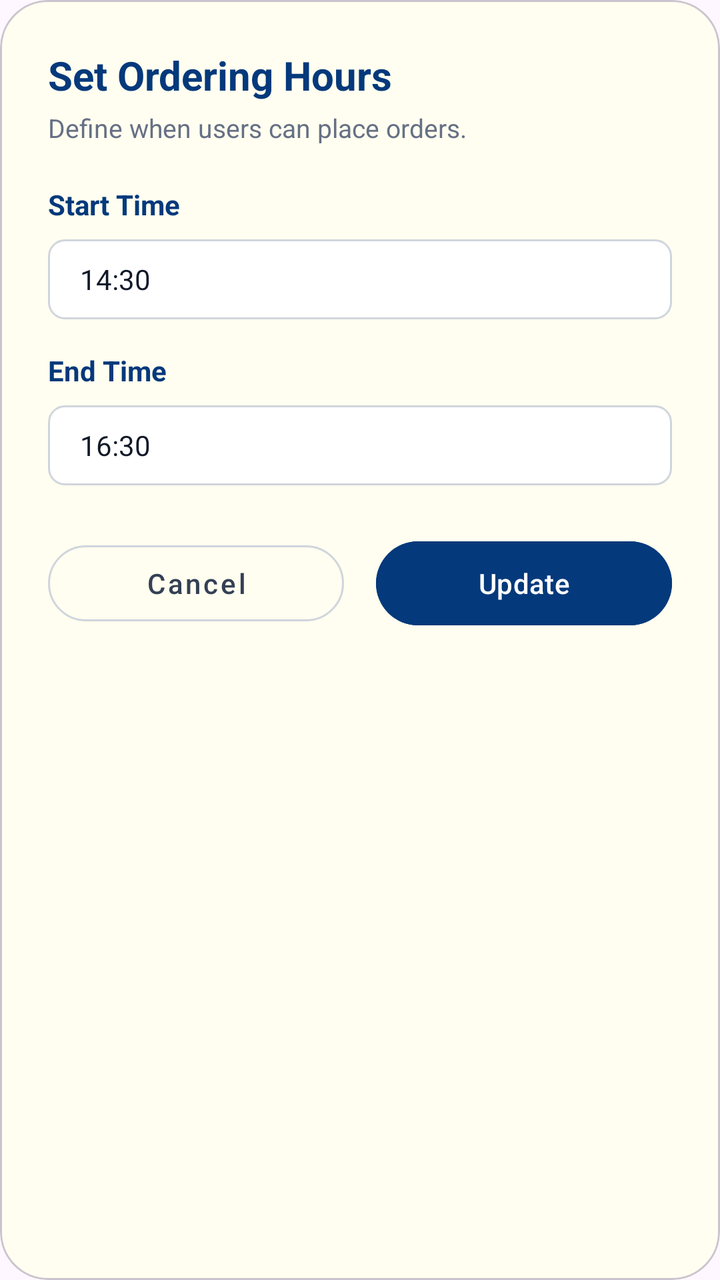
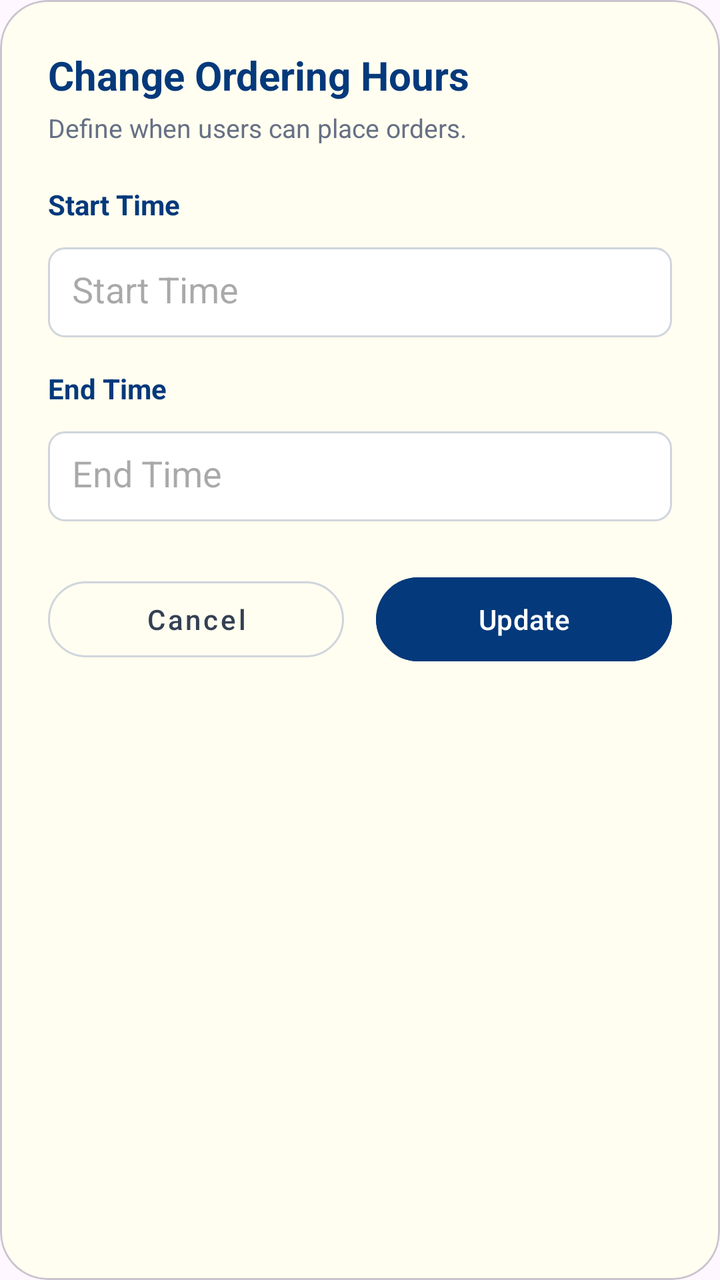

Compare the two renders of this Android layout. The source of the first and the diff that turns it into the second are given below.
<!-- AndroidManifest.xml: application theme Theme.ShipEatsCustomer -->
<!-- res/layout/admin_dialog_change_hours.xml -->
<?xml version="1.0" encoding="utf-8"?>
<com.google.android.material.card.MaterialCardView
    xmlns:android="http://schemas.android.com/apk/res/android"
    xmlns:app="http://schemas.android.com/apk/res-auto"
    android:layout_width="340dp"
    android:layout_height="wrap_content"
    app:cardCornerRadius="24dp"
    app:cardBackgroundColor="#FFFEF0">

    <LinearLayout
        android:layout_width="match_parent"
        android:layout_height="wrap_content"
        android:orientation="vertical"
        android:padding="24dp">

        <TextView
            android:layout_width="wrap_content"
            android:layout_height="wrap_content"
            android:text="Set Ordering Hours"
            android:textColor="#04397B"
            android:textSize="20sp"
            android:textStyle="bold" />

        <TextView
            android:layout_width="wrap_content"
            android:layout_height="wrap_content"
            android:layout_marginTop="4dp"
            android:text="Define when users can place orders."
            android:textColor="#667085"
            android:textSize="13sp" />

        <TextView
            android:layout_width="wrap_content"
            android:layout_height="wrap_content"
            android:layout_marginTop="20dp"
            android:text="Start Time"
            android:textColor="#04397B"
            android:textStyle="bold" />

        <TextView
            android:id="@+id/tv_start_time"
            android:layout_width="match_parent"
            android:layout_height="40dp"
            android:layout_marginTop="8dp"
            android:background="@drawable/bg_input_field"
            android:gravity="center_vertical"
            android:paddingHorizontal="16dp"
            android:text="14:30"
            android:textColor="#101828" />

        <TextView
            android:layout_width="wrap_content"
            android:layout_height="wrap_content"
            android:layout_marginTop="16dp"
            android:text="End Time"
            android:textColor="#04397B"
            android:textStyle="bold" />

        <TextView
            android:id="@+id/tv_end_time"
            android:layout_width="match_parent"
            android:layout_height="40dp"
            android:layout_marginTop="8dp"
            android:background="@drawable/bg_input_field"
            android:gravity="center_vertical"
            android:paddingHorizontal="16dp"
            android:text="16:30"
            android:textColor="#101828" />

        <LinearLayout
            android:layout_width="match_parent"
            android:layout_height="wrap_content"
            android:layout_marginTop="24dp"
            android:orientation="horizontal">

            <com.google.android.material.button.MaterialButton
                android:id="@+id/btn_cancel_hours"
                style="@style/Widget.MaterialComponents.Button.OutlinedButton"
                android:layout_width="0dp"
                android:layout_height="50dp"
                android:layout_weight="1"
                android:layout_marginEnd="8dp"
                android:text="Cancel"
                android:textAllCaps="false"
                android:textColor="#344054"
                app:strokeColor="#D0D5DD"
                app:cornerRadius="25dp" />

            <com.google.android.material.button.MaterialButton
                android:id="@+id/btn_save_hours"
                android:layout_width="0dp"
                android:layout_height="50dp"
                android:layout_weight="1"
                android:layout_marginStart="8dp"
                android:text="Update"
                android:backgroundTint="#04397B"
                android:textAllCaps="false"
                app:cornerRadius="25dp" />
        </LinearLayout>
    </LinearLayout>
</com.google.android.material.card.MaterialCardView>
<!-- resources referenced by this layout -->
<resources>
  <!-- drawable bg_input_field (drawable) -->
  <?xml version="1.0" encoding="utf-8"?>
  <shape xmlns:android="http://schemas.android.com/apk/res/android">
      <solid android:color="@color/white"/>
      <stroke android:width="1dp"
          android:color="#D0D5DD"/>
      <corners android:radius="8dp"/>
  </shape>
  <style name="Theme.ShipEatsCustomer" parent="Base.Theme.ShipEatsCustomer" />
  <color name="white">#FFFFFFFF</color>
  <style name="Base.Theme.ShipEatsCustomer" parent="Theme.Material3.DayNight.NoActionBar">
          
          
      </style>
</resources>

<!-- the commit's change to res/layout/admin_dialog_change_hours.xml (unified diff, before → after) -->
@@ -16,7 +16,7 @@
         <TextView
             android:layout_width="wrap_content"
             android:layout_height="wrap_content"
-            android:text="Set Ordering Hours"
+            android:text="Change Ordering Hours"
             android:textColor="#04397B"
             android:textSize="20sp"
             android:textStyle="bold" />
@@ -37,16 +37,16 @@
             android:textColor="#04397B"
             android:textStyle="bold" />
 
-        <TextView
-            android:id="@+id/tv_start_time"
+        <EditText
+            android:id="@+id/et_start_time"
             android:layout_width="match_parent"
-            android:layout_height="40dp"
-            android:layout_marginTop="8dp"
-            android:background="@drawable/bg_input_field"
-            android:gravity="center_vertical"
-            android:paddingHorizontal="16dp"
-            android:text="14:30"
-            android:textColor="#101828" />
+            android:layout_height="45dp"
+            android:layout_marginTop="12dp"
+            android:hint="Start Time"
+            android:focusable="false"
+            android:clickable="true"
+            android:padding="12dp"
+            android:background="@drawable/bg_input_field"/>
 
         <TextView
             android:layout_width="wrap_content"
@@ -56,16 +56,17 @@
             android:textColor="#04397B"
             android:textStyle="bold" />
 
-        <TextView
-            android:id="@+id/tv_end_time"
+        <EditText
+            android:id="@+id/et_end_time"
             android:layout_width="match_parent"
-            android:layout_height="40dp"
-            android:layout_marginTop="8dp"
-            android:background="@drawable/bg_input_field"
-            android:gravity="center_vertical"
-            android:paddingHorizontal="16dp"
-            android:text="16:30"
-            android:textColor="#101828" />
+            android:layout_height="45dp"
+            android:layout_marginTop="12dp"
+            android:hint="End Time"
+            android:focusable="false"
+            android:clickable="true"
+            android:padding="12dp"
+            android:background="@drawable/bg_input_field"/>
+
 
         <LinearLayout
             android:layout_width="match_parent"
